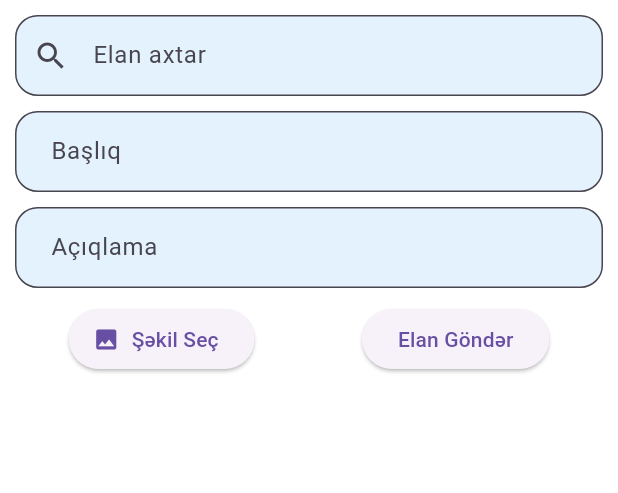
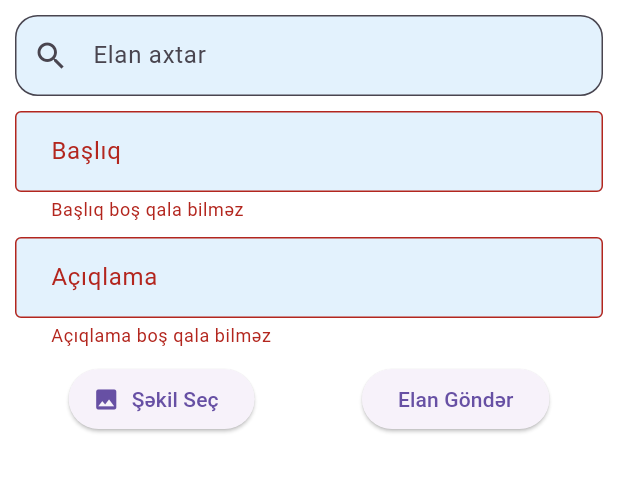
Before and after one commit to rootdepo989/homiya_app, a Flutter app: the screen it shows after launch, after a tap on "Elan Göndər", on a phone screen of 412 x 824 dp, the part 84-577 px from its top. Run offline on Flutter 3.47's test engine with Material 3 defaults, Android fonts, the light colour scheme and no system bars; our stand-ins replace flutter_spinkit, image_picker, share_plus, sqflite; accounts and stored records are empty.

Commit message:
added alert

```diff
--- a/lib/main.dart
+++ b/lib/main.dart
@@ -9,6 +9,9 @@ import 'package:share_plus/share_plus.dart';
 void main() {
   runApp(MyApp());
 }
+
+bool _isSubmitted =
+    false; // İstifadəçi "Elan göndər" düyməsini basıbsa, true olacaq.
 
 class MyApp extends StatelessWidget {
   @override
@@ -116,8 +119,23 @@ class _HomePageState extends State<HomePage> {
   }
 
   Future<void> _submitAd() async {
-    if (_titleController.text.isEmpty || _descriptionController.text.isEmpty)
+    setState(() {
+      _isSubmitted = true; // İstifadəçi düyməyə basıb, errorText aktiv olsun.
+    });
+
+    if (_titleController.text.isEmpty || _descriptionController.text.isEmpty) {
+      ScaffoldMessenger.of(context as BuildContext).showSnackBar(
+        SnackBar(
+          content: Text(
+            'Zəhmət olmasa, başlıq və açıqlama sahələrini doldurun!',
+            style: TextStyle(color: Colors.white),
+          ),
+          backgroundColor: Colors.red,
+        ),
+      );
       return;
+    }
+
     if (_database == null) return;
 
     List<String> imagePaths = _selectedImages.map((img) => img.path).toList();
@@ -130,8 +148,10 @@ class _HomePageState extends State<HomePage> {
 
     _titleController.clear();
     _descriptionController.clear();
+
     setState(() {
       _selectedImages.clear();
+      _isSubmitted = false; // Form uğurla göndərildikdə səhvlər sıfırlansın.
     });
 
     _loadAds();
@@ -242,13 +262,40 @@ class _HomePageState extends State<HomePage> {
                     SizedBox(height: 10),
                     TextField(
                       controller: _titleController,
-                      decoration: InputDecoration(labelText: 'Başlıq'),
+                      decoration: InputDecoration(
+                        labelText: 'Başlıq',
+                        border: OutlineInputBorder(),
+                        errorText:
+                            _isSubmitted && _titleController.text.isEmpty
+                                ? 'Başlıq boş qala bilməz'
+                                : null,
+                      ),
+                      onChanged: (text) {
+                        setState(
+                          () {},
+                        ); // Yazı dəyişdikdə səhv mesajı yenilənsin
+                      },
                     ),
+
                     SizedBox(height: 10),
+
                     TextField(
                       controller: _descriptionController,
-                      decoration: InputDecoration(labelText: 'Açıqlama'),
+                      decoration: InputDecoration(
+                        labelText: 'Açıqlama',
+                        border: OutlineInputBorder(),
+                        errorText:
+                            _isSubmitted && _descriptionController.text.isEmpty
+                                ? 'Açıqlama boş qala bilməz'
+                                : null,
+                      ),
+                      onChanged: (text) {
+                        setState(
+                          () {},
+                        ); // Yazı dəyişdikdə səhv mesajı yenilənsin
+                      },
                     ),
+
                     SizedBox(height: 10),
                     _selectedImages.isNotEmpty
                         ? SizedBox(
```
